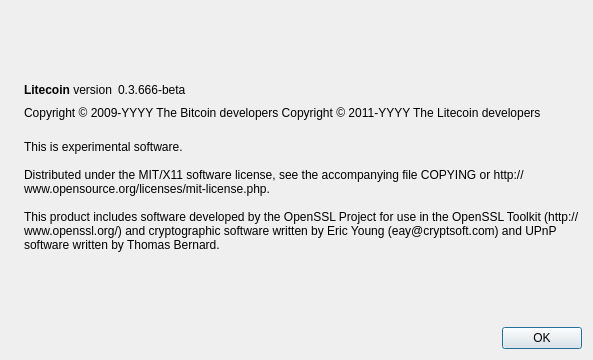
Qt form src/qt/forms/aboutdialog.ui (fishcoin/fishcoin) before a commit.
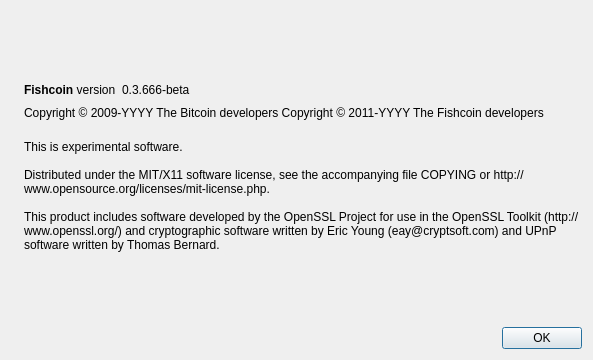
The same form after that commit. Icons and pictures are not drawn.

The edit to the form file:
```diff
--- a/src/qt/forms/aboutdialog.ui
+++ b/src/qt/forms/aboutdialog.ui
@@ -50,7 +50,7 @@
           <cursorShape>IBeamCursor</cursorShape>
          </property>
          <property name="text">
-          <string>&lt;b&gt;Litecoin&lt;/b&gt; version</string>
+          <string>&lt;b&gt;Fishcoin&lt;/b&gt; version</string>
          </property>
          <property name="textInteractionFlags">
           <set>Qt::LinksAccessibleByMouse|Qt::TextSelectableByKeyboard|Qt::TextSelectableByMouse</set>
@@ -92,7 +92,7 @@
        </property>
        <property name="text">
         <string notr="true">Copyright &amp;copy; 2009-YYYY The Bitcoin developers
-Copyright &amp;copy; 2011-YYYY The Litecoin developers</string>
+Copyright &amp;copy; 2011-YYYY The Fishcoin developers</string>
        </property>
        <property name="textFormat">
         <enum>Qt::RichText</enum>
```
Left out of the diff: 2 changed lines with no effect on the pictures.
